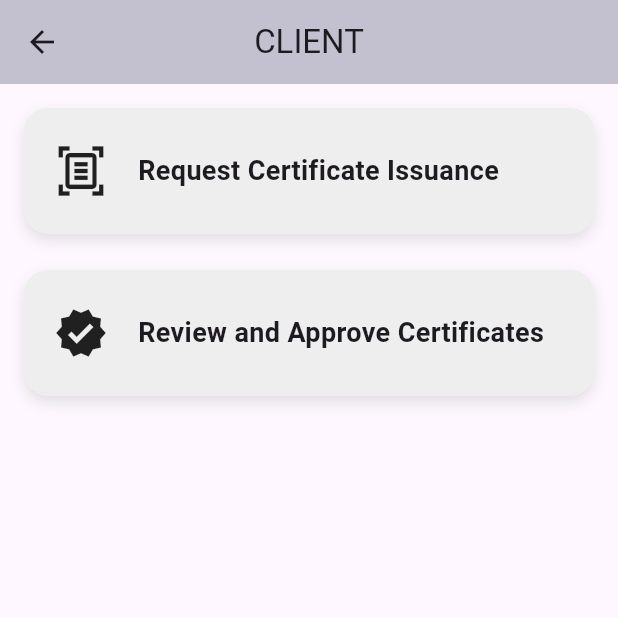
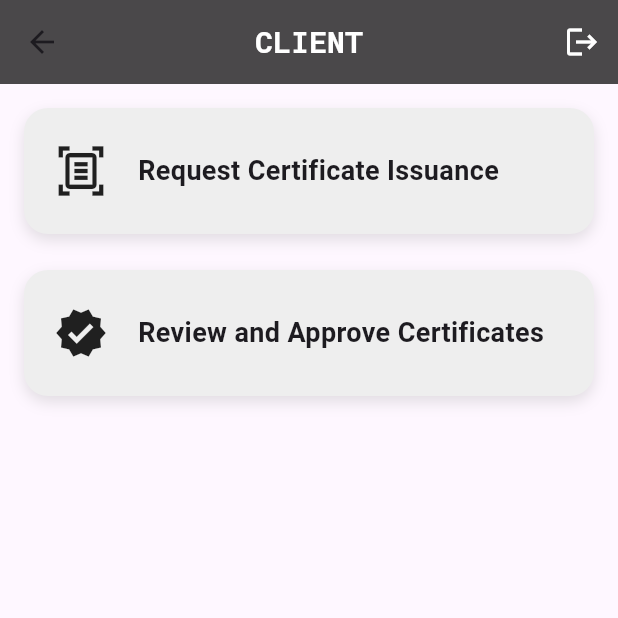
Before and after one commit to SitiFatimah0403/Digital_certificate_project, a Flutter app: the ClientScreen screen opened directly, on a phone screen of 412 x 824 dp, the top half of it. Run offline on Flutter 3.47's test engine with Material 3 defaults, Android fonts, the phone set to English and light mode, and no system bars; our stand-ins replace cloud_firestore, file_picker, firebase_auth, firebase_core, firebase_storage, google_sign_in and 1 more; missing offline and left inert: syncfusion_flutter_pdf; accounts and stored records are empty.

Commit message:
Adding sign out button for client and CA and edit the nevigtaion on main.dart

```diff
--- a/lib/certificate_authorityDashboard/ca_screen.dart
+++ b/lib/certificate_authorityDashboard/ca_screen.dart
@@ -1,3 +1,4 @@
+import 'package:digital_certificate_project/auth/services/auth_service.dart';
 import 'package:flutter/material.dart';
 import 'package:file_picker/file_picker.dart';
 
@@ -6,7 +7,9 @@ void main() {
 }
 
 class CertificateApp extends StatelessWidget {
-  const CertificateApp({super.key});
+   CertificateApp({super.key});
+
+   final AuthService _authService = AuthService(); // ni for sign out nanti - Fatimah
 
   @override
   Widget build(BuildContext context) {
@@ -20,6 +23,7 @@ class CertificateApp extends StatelessWidget {
           background: Colors.black,
           brightness: Brightness.dark,
         ),
+
         useMaterial3: true,
         cardTheme: CardTheme(
           elevation: 4,
@@ -39,6 +43,7 @@ class CertificateApp extends StatelessWidget {
           elevation: 0,
           backgroundColor: Colors.grey[900],
           foregroundColor: Colors.white,
+
         ),
       ),
       home: HomePage(),
--- a/lib/clientDashboard/client_screen.dart
+++ b/lib/clientDashboard/client_screen.dart
@@ -1,16 +1,40 @@
+import 'package:digital_certificate_project/auth/services/auth_service.dart';
 import 'package:flutter/material.dart';
 import 'client_detail.dart';
 
 class ClientScreen extends StatelessWidget {
-  const ClientScreen({super.key});
+   ClientScreen({super.key});
+
+   final AuthService _authService = AuthService(); // for sign out - Fatimah
 
   @override
   Widget build(BuildContext context) {
     return Scaffold(
       appBar: AppBar(
-        backgroundColor: const Color(0xB5ABAABB),
-        title: const Text("CLIENT"),
+        backgroundColor: const Color.fromARGB(181, 0, 0, 0),
+        title: const Text(
+        "CLIENT",
+        style: TextStyle(
+        color: Colors.white,
+        fontFamily: 'RobotoMono',
+        fontSize: 20,
+         fontWeight: FontWeight.bold,
+    ),
+  ),
         centerTitle: true,
+        actions: [
+          IconButton(
+            icon: Icon(Icons.logout, color: Colors.white,),
+            onPressed: () async {
+              await _authService.signOut(); // call method from AuthService
+              Navigator.pushNamedAndRemoveUntil(
+                context,
+                '/login',
+                (route) => false,
+              );
+            },
+          ),
+        ],
       ),
       body: ListView(
         padding: const EdgeInsets.all(16),
--- a/lib/main.dart
+++ b/lib/main.dart
@@ -1,5 +1,6 @@
 import 'package:digital_certificate_project/auth/screens/login_screen.dart';
 import 'package:digital_certificate_project/certificate_authorityDashboard/ca_screen.dart';
+import 'package:digital_certificate_project/clientDashboard/client_screen.dart';
 import 'package:digital_certificate_project/recipient_verify_cert/CA_verification.dart';
 //import 'package:digital_certificate_project/auth/screens/login_screen';
 //import 'package:digital_certificate_project/client/client_detail.dart';
@@ -39,7 +40,7 @@ class MyApp extends StatelessWidget {
         '/adminDashboard': (context) => PlaceholderScreen('Admin Dashboard'),
         '/caDashboard': (context) => CertificateApp(),
         '/recipientDashboard': (context) => BottomNavbar(),
-        '/clientDashboard': (context) => PlaceholderScreen('Client'),
+        '/clientDashboard': (context) => ClientScreen(),
         '/viewerDashboard': (context) => PlaceholderScreen('Viewer'),
       },
     );
--- a/lib/recipientDashboard/screen/home_screen.dart
+++ b/lib/recipientDashboard/screen/home_screen.dart
@@ -5,7 +5,7 @@ import 'package:digital_certificate_project/auth/services/auth_service.dart';
 class HomeScreen extends StatelessWidget {
    HomeScreen({super.key});
 
-  // ✅ Create an instance of AuthService
+  // Create an instance of AuthService
   final AuthService _authService = AuthService();
 
   @override
@@ -27,7 +27,7 @@ class HomeScreen extends StatelessWidget {
           IconButton(
             icon: Icon(Icons.logout, color: Colors.white,),
             onPressed: () async {
-              await _authService.signOut(); // ✅ call method from AuthService
+              await _authService.signOut(); // call method from AuthService
               Navigator.pushNamedAndRemoveUntil(
                 context,
                 '/login',
```
